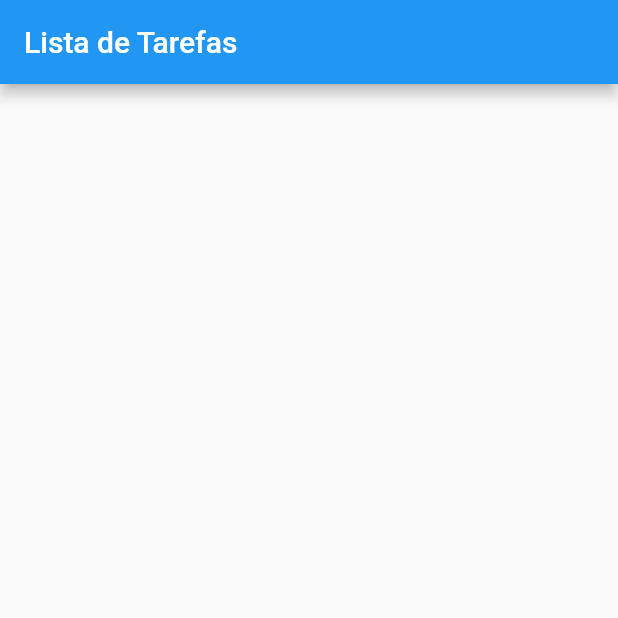
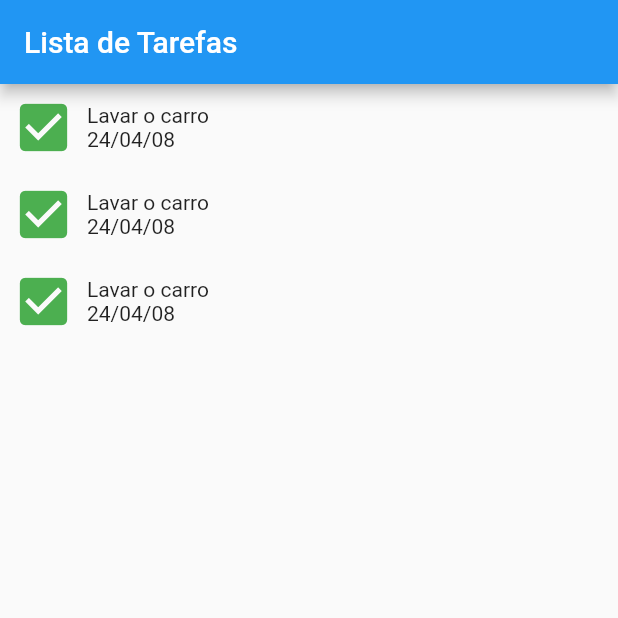
Before and after one commit to AVG1525/lista-tarefas-app, a Flutter app: the screen it shows after launch, on a phone screen of 412 x 824 dp, the top half of it. Run offline on Flutter 3.47's test engine with Material 2 defaults, Android fonts, the phone set to English and light mode, and no system bars.

Commit message:
Adding Expanded and ListView widgets to render Tarefa class items

```diff
--- a/lib/lista_screen.dart
+++ b/lib/lista_screen.dart
@@ -1,13 +1,49 @@
 import 'package:flutter/material.dart';
 
 class ListaScreen extends StatelessWidget {
+  Widget getItem() {
+    return new Row(
+              crossAxisAlignment: CrossAxisAlignment.center,
+              children: [
+                IconButton(
+                  icon: new Icon(
+                    Icons.check_box,
+                    color: Colors.green
+                  ),
+                  iconSize: 42.0,
+                  onPressed: () {  },
+                ),
+                new Column(
+                  crossAxisAlignment: CrossAxisAlignment.start,
+                  children: <Widget> [
+                    Text("Lavar o carro"),
+                    Text("24/04/08")
+                  ],
+                )
+              ],
+            );
+  }
+
   @override
   Widget build(BuildContext context) {
     return new Scaffold(
         appBar: new AppBar(
           title: new Text("Lista de Tarefas"),
         ),
-        body: Column(),
+        body: Column(
+          mainAxisSize: MainAxisSize.min,
+          children: <Widget> [
+            Expanded(
+              child: ListView(
+                children: <Widget> [
+                  getItem(),
+                  getItem(),
+                  getItem()
+                ],
+              )
+            )
+          ],
+        ),
       );
   }
 }
```
